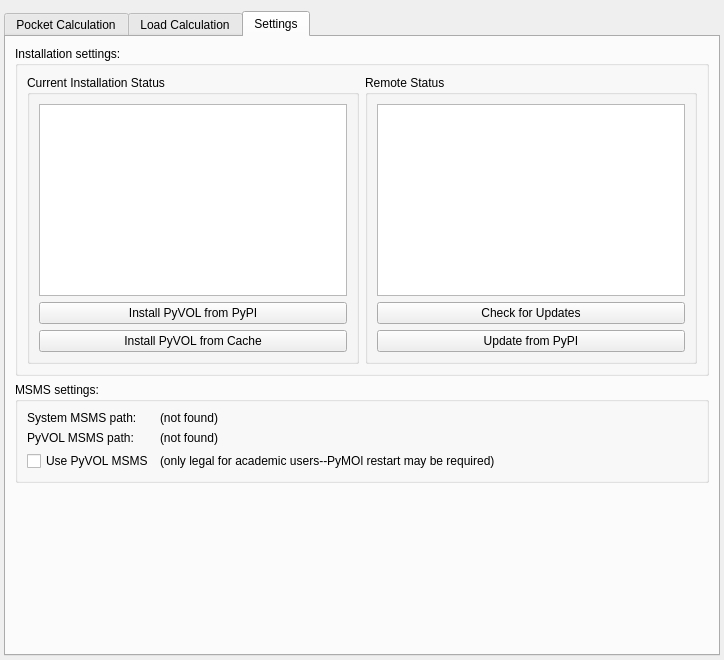
The window that pyvol/pyvol_gui/pyvol_gui.ui (schlessinger-lab/pyvol) describes before a commit, drawn with Qt 5.
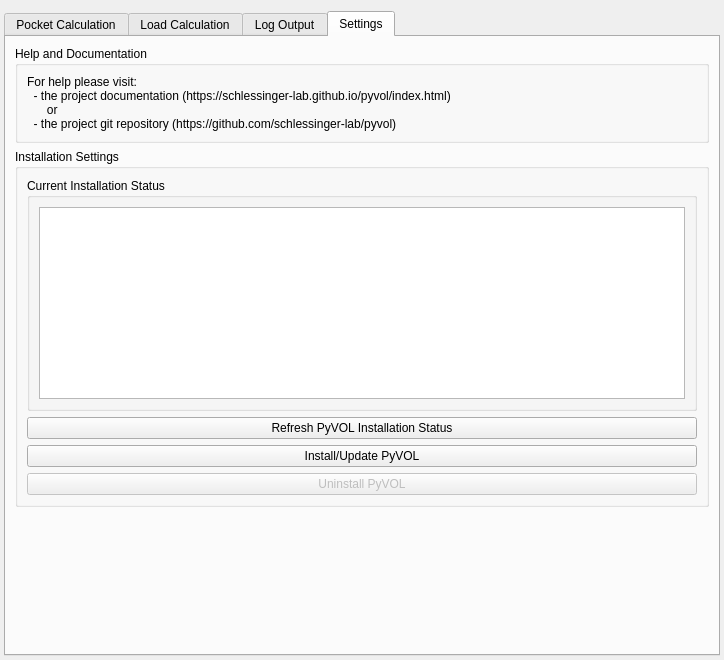
The same window after the commit. The open tabs and pages were chosen to show the change.

Commit message: reconfigured the ui in qt creator

The edit to the form file:
```diff
--- a/pyvol/pyvol_gui/pyvol_gui.ui
+++ b/pyvol/pyvol_gui/pyvol_gui.ui
@@ -325,7 +325,7 @@
                 <property name="title">
                  <string>Partitioning Parameters</string>
                 </property>
-                <layout class="QFormLayout" name="formLayout_8">
+                <layout class="QFormLayout" name="formLayout_3">
                  <item row="0" column="0">
                   <widget class="QCheckBox" name="subdivide_cbox">
                    <property name="text">
@@ -545,17 +545,57 @@
        </item>
       </layout>
      </widget>
+     <widget class="QWidget" name="log_tab">
+      <attribute name="title">
+       <string>Log Output</string>
+      </attribute>
+      <layout class="QVBoxLayout" name="verticalLayout_7">
+       <item>
+        <widget class="QLabel" name="log_file_label">
+         <property name="text">
+          <string>Log file: (none loaded)
+Log file level: (none loaded)</string>
+         </property>
+        </widget>
+       </item>
+       <item>
+        <widget class="QTextBrowser" name="log_browser"/>
+       </item>
+      </layout>
+     </widget>
      <widget class="QWidget" name="install_tab">
       <attribute name="title">
        <string notr="true">Settings</string>
       </attribute>
       <layout class="QVBoxLayout" name="verticalLayout_8">
+       <item>
+        <widget class="QGroupBox" name="help_box">
+         <property name="title">
+          <string>Help and Documentation</string>
+         </property>
+         <layout class="QVBoxLayout" name="verticalLayout_4">
+          <item>
+           <widget class="QLabel" name="help_label">
+            <property name="text">
+             <string>For help please visit:
+  - the project documentation (https://schlessinger-lab.github.io/pyvol/index.html)
+      or
+  - the project git repository (https://github.com/schlessinger-lab/pyvol)</string>
+            </property>
+            <property name="wordWrap">
+             <bool>true</bool>
+            </property>
+           </widget>
+          </item>
+         </layout>
+        </widget>
+       </item>
        <item>
         <widget class="QGroupBox" name="install_settings_box">
          <property name="title">
-          <string>Installation settings:</string>
+          <string>Installation Settings</string>
          </property>
-         <layout class="QHBoxLayout" name="horizontalLayout_4">
+         <layout class="QVBoxLayout" name="verticalLayout_11">
           <item>
            <widget class="QGroupBox" name="installation_current_box">
             <property name="title">
@@ -565,97 +605,30 @@
              <item>
               <widget class="QTextBrowser" name="install_status_browser"/>
              </item>
-             <item>
-              <widget class="QPushButton" name="install_remote_button">
-               <property name="text">
-                <string>Install PyVOL from PyPI</string>
-               </property>
-              </widget>
-             </item>
-             <item>
-              <widget class="QPushButton" name="install_cache_button">
-               <property name="text">
-                <string>Install PyVOL from Cache</string>
-               </property>
-              </widget>
-             </item>
             </layout>
            </widget>
           </item>
           <item>
-           <widget class="QGroupBox" name="installation_available_box">
-            <property name="title">
-             <string>Remote Status</string>
-            </property>
-            <layout class="QVBoxLayout" name="verticalLayout_4">
-             <item>
-              <widget class="QTextBrowser" name="install_remote_browser"/>
-             </item>
-             <item>
-              <widget class="QPushButton" name="check_updates_button">
-               <property name="text">
-                <string>Check for Updates</string>
-               </property>
-              </widget>
-             </item>
-             <item>
-              <widget class="QPushButton" name="update_button">
-               <property name="text">
-                <string>Update from PyPI</string>
-               </property>
-              </widget>
-             </item>
-            </layout>
-           </widget>
-          </item>
-         </layout>
-        </widget>
-       </item>
-       <item>
-        <widget class="QGroupBox" name="msms_box">
-         <property name="title">
-          <string>MSMS settings:</string>
-         </property>
-         <layout class="QFormLayout" name="formLayout_3">
-          <item row="0" column="0">
-           <widget class="QLabel" name="msms_status_label">
+           <widget class="QPushButton" name="refresh_install_status_button">
             <property name="text">
-             <string>System MSMS path:</string>
+             <string>Refresh PyVOL Installation Status</string>
             </property>
            </widget>
           </item>
-          <item row="1" column="0">
-           <widget class="QLabel" name="msms_pyvol_perm_label">
+          <item>
+           <widget class="QPushButton" name="install_update_button">
             <property name="text">
-             <string>PyVOL MSMS path: </string>
+             <string>Install/Update PyVOL</string>
             </property>
            </widget>
           </item>
-          <item row="0" column="1">
-           <widget class="QLabel" name="msms_system_label">
-            <property name="text">
-             <string>(not found)</string>
+          <item>
+           <widget class="QPushButton" name="uninstall_button">
+            <property name="enabled">
+             <bool>false</bool>
             </property>
-           </widget>
-          </item>
-          <item row="1" column="1">
-           <widget class="QLabel" name="msms_pyvol_label">
             <property name="text">
-             <string>(not found)</string>
-            </property>
-           </widget>
-          </item>
-          <item row="3" column="1">
-           <widget class="QLabel" name="msms_legality_label">
-            <property name="text">
-             <string>(only legal for academic users--PyMOl restart may be required)</string>
-            </property>
-           </widget>
-          </item>
-          <item row="3" column="0">
-           <widget class="QCheckBox" name="msms_included_cbox">
-            <property name="text">
-             <string>Use PyVOL MSMS</string>
+             <string>Uninstall PyVOL</string>
             </property>
            </widget>
           </item>
```
Left out of the diff: 133 changed lines with no effect on the pictures. The commit also changes 3 other files.
